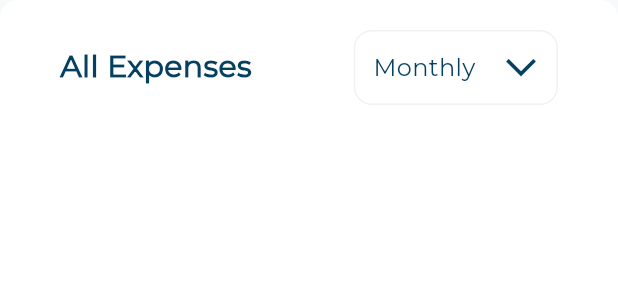
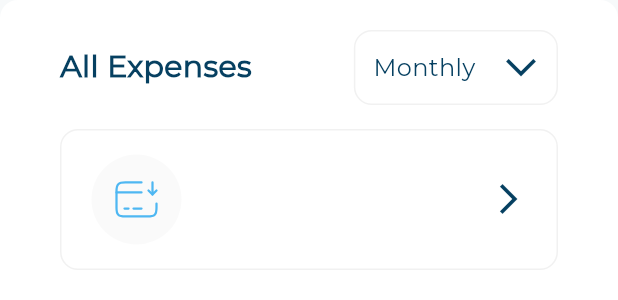
Before and after one commit to Nidhal-Khazene/Invoicing-Dashboard, a Flutter app: the AllExpenses widget shown alone on an empty page, opened directly, on a phone screen of 412 x 824 dp. Shown: the top 300 px of the screen. Run offline on Flutter 3.47's test engine with Material 3 defaults, Android fonts, the phone set to English and light mode, and no system bars; our stand-ins replace flutter_svg.

Commit message:
add all expenses item part 1

```diff
--- a/lib/widgets/all_expenses.dart
+++ b/lib/widgets/all_expenses.dart
@@ -1,4 +1,5 @@
 import 'package:flutter/material.dart';
+import 'package:invoicing_dashboard/widgets/all_expenses_item.dart';
 
 import 'all_expenses_header.dart';
 
@@ -15,7 +16,13 @@ class AllExpenses extends StatelessWidget {
       ),
       child: const Padding(
         padding: EdgeInsets.symmetric(horizontal: 20),
-        child: Column(children: [AllExpensesHeader()]),
+        child: Column(
+          children: [
+            AllExpensesHeader(),
+            SizedBox(height: 16),
+            AllExpensesItem(),
+          ],
+        ),
       ),
     );
   }
--- a/lib/widgets/all_expenses_header.dart
+++ b/lib/widgets/all_expenses_header.dart
@@ -12,17 +12,7 @@ class AllExpensesHeader extends StatelessWidget {
       children: [
         Text("All Expenses", style: AppStyles.semiBold20),
         const Expanded(child: SizedBox()),
-        Container(
-          padding: const EdgeInsets.all(12),
-          decoration: ShapeDecoration(
-            color: Colors.white,
-            shape: RoundedRectangleBorder(
-              side: const BorderSide(width: 1, color: Color(0xFFF1F1F1)),
-              borderRadius: BorderRadius.circular(12),
-            ),
-          ),
-          child: const RangeOption(),
-        ),
+        const RangeOption(),
       ],
     );
   }
--- /dev/null
+++ b/lib/widgets/all_expenses_item.dart
@@ -0,0 +1,24 @@
+import 'package:flutter/material.dart';
+import 'package:invoicing_dashboard/utils/images.dart';
+import 'package:invoicing_dashboard/widgets/all_expenses_item_header.dart';
+
+class AllExpensesItem extends StatelessWidget {
+  const AllExpensesItem({super.key});
+
+  @override
+  Widget build(BuildContext context) {
+    return Container(
+      padding: const EdgeInsets.symmetric(horizontal: 20, vertical: 16),
+      decoration: ShapeDecoration(
+        color: Colors.white,
+        shape: RoundedRectangleBorder(
+          side: const BorderSide(width: 1, color: Color(0xFFF1F1F1)),
+          borderRadius: BorderRadius.circular(12),
+        ),
+      ),
+      child: const Column(
+        children: [AllExpensesItemHeader(iconImage: Images.iconsIncome)],
+      ),
+    );
+  }
+}
--- /dev/null
+++ b/lib/widgets/all_expenses_item_header.dart
@@ -0,0 +1,33 @@
+import 'package:flutter/material.dart';
+import 'package:flutter_svg/flutter_svg.dart';
+
+import '../constants.dart';
+
+class AllExpensesItemHeader extends StatelessWidget {
+  const AllExpensesItemHeader({super.key, required this.iconImage});
+  final String iconImage;
+  @override
+  Widget build(BuildContext context) {
+    return Row(
+      children: [
+        Container(
+          width: 60,
+          height: 60,
+          decoration: const ShapeDecoration(
+            color: Color(0xFFFAFAFA),
+            shape: OvalBorder(),
+          ),
+          child: Center(child: SvgPicture.asset(iconImage)),
+        ),
+        const Spacer(),
+        Transform.rotate(
+          angle: -1.5708 * 2,
+          child: Icon(
+            Icons.arrow_back_ios_new_outlined,
+            color: kSecondaryColor,
+          ),
+        ),
+      ],
+    );
+  }
+}
--- /dev/null
+++ b/lib/widgets/all_expenses_item_model.dart
@@ -0,0 +1,10 @@
+class AllExpensesItemModel {
+  final String icon, name, date, price;
+
+  AllExpensesItemModel({
+    required this.icon,
+    required this.name,
+    required this.date,
+    required this.price,
+  });
+}
--- a/lib/widgets/range_option.dart
+++ b/lib/widgets/range_option.dart
@@ -8,7 +8,16 @@ class RangeOption extends StatelessWidget {
 
   @override
   Widget build(BuildContext context) {
-    return Row(
+    return Container(
+      padding: const EdgeInsets.all(12),
+      decoration: ShapeDecoration(
+        color: Colors.white,
+        shape: RoundedRectangleBorder(
+          side: const BorderSide(width: 1, color: Color(0xFFF1F1F1)),
+          borderRadius: BorderRadius.circular(12),
+        ),
+      ),
+      child: Row(
         children: [
           Text("Monthly", style: AppStyles.medium16),
           const SizedBox(width: 18),
@@ -20,6 +29,7 @@ class RangeOption extends StatelessWidget {
             ),
           ),
         ],
+      ),
     );
   }
 }
```
Lines whose indentation alone changed are shown as unchanged.
